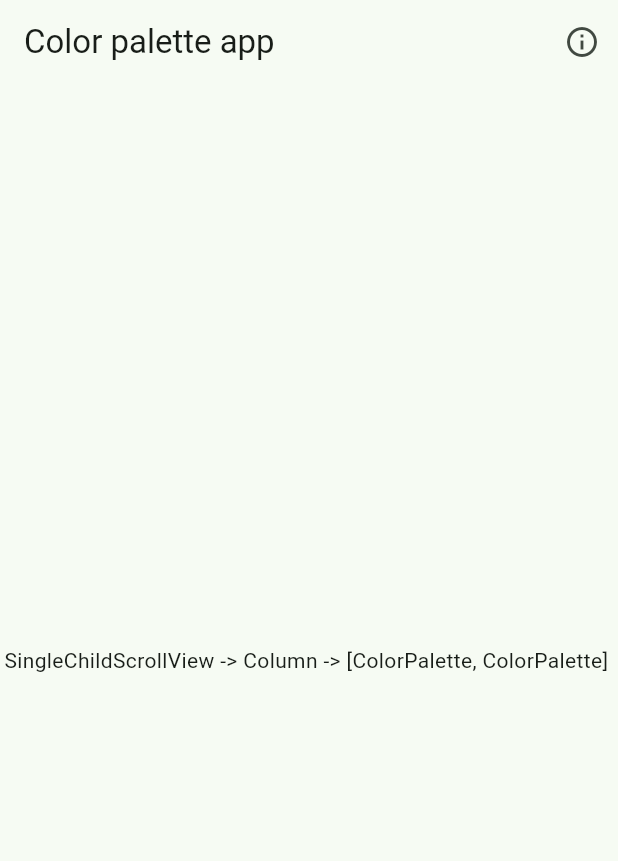
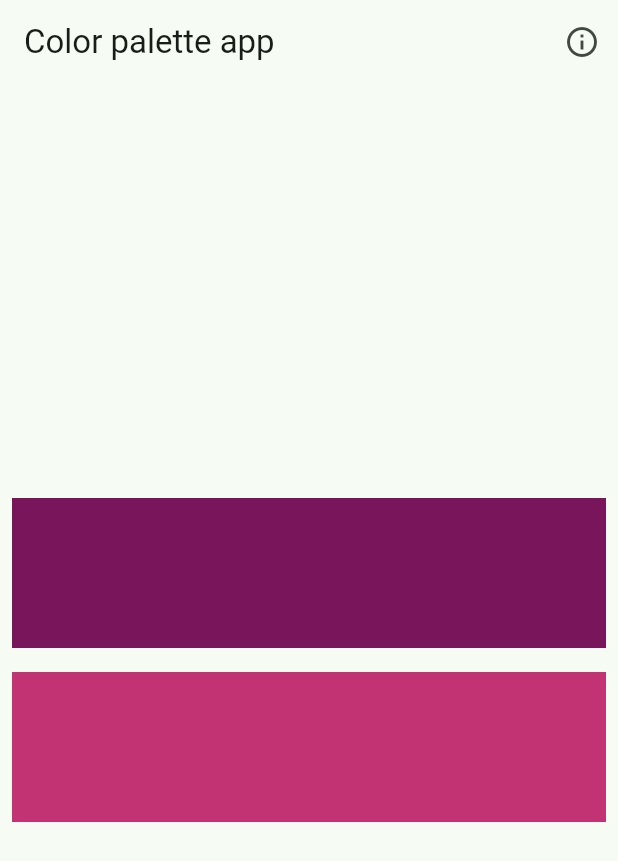
Before and after one commit to slanchero/color_palette, a Flutter app: the screen it shows after launch, on a phone screen of 412 x 824 dp. Shown: the top 861 px of the screen. Run offline on Flutter 3.47's test engine with Material 2 defaults, Android fonts, the phone set to English and light mode, and no system bars; our stand-ins replace get, loggy.

```diff
--- a/lib/ui/pages/color_selection_page.dart
+++ b/lib/ui/pages/color_selection_page.dart
@@ -25,10 +25,21 @@ class ColorSelectionPage extends StatelessWidget {
           ],
         ),
         // https://colorhunt.co/
-        body: (const Center(
-          child: Text(
-              "SingleChildScrollView -> Column -> [ColorPalette, ColorPalette] "),
-        )));
+        body: (Center(
+            child: SingleChildScrollView(
+          child: Column(
+            children: [
+              ColorPalette(baseColor: "79155B", callback: showColor),
+              ColorPalette(
+                baseColor: "C23373",
+                callback: showColor,
+              )
+            ],
+          ),
+        )
+
+            //Text("SingleChildScrollView -> Column -> [ColorPalette, ColorPalette] "),
+            )));
   }
 
   // está es la función que será llamada con cada click a un ColorPalette
--- a/lib/ui/widgets/color_palette.dart
+++ b/lib/ui/widgets/color_palette.dart
@@ -2,18 +2,18 @@ import 'package:flutter/material.dart';
 import '../../utils/color_utils.dart';
 
 class ColorPalette extends StatelessWidget {
-  const ColorPalette({
-    Key? key,
-    // así se reciben en el constructor, por ejemplo
-    //required this.baseColor,
-  }) : super(key: key);
+  const ColorPalette({Key? key, required this.baseColor, required this.callback
+      // así se reciben en el constructor, por ejemplo
+      //required this.baseColor,
+      })
+      : super(key: key);
 
   // atributos de la clase, por ejemplo
-  //final String baseColor;
+  final String baseColor;
 
   // también se puede tener como un atributo un callback, necesiario ya que es un
   // widget sin estado, por ejemplo
-  //final Function(String) callback;
+  final Function(String) callback;
 
   // el callback se puede llamar así en el GestureDetector
   //  onTap: () => callback(baseColor.toString())
@@ -24,8 +24,16 @@ class ColorPalette extends StatelessWidget {
     return Padding(
       padding: const EdgeInsets.all(8.0),
       // vamos a mostrar los elementos en un row
-      child: Text(
-          'Row -> [Expanded(flex: 4,GestureDetector(Container(height: 100, color: ColorUtils.FromHex(baseColor))) )]'),
+      child: Row(
+        children: [
+          Expanded(
+              flex: 4,
+              child: GestureDetector(
+                  onTap: () => callback(baseColor.toString()),
+                  child: Container(
+                      height: 100, color: ColorUtils.FromHex(baseColor))))
+        ],
+      ),
     );
   }
 }
```
Also changed, not shown: 1 other file.
